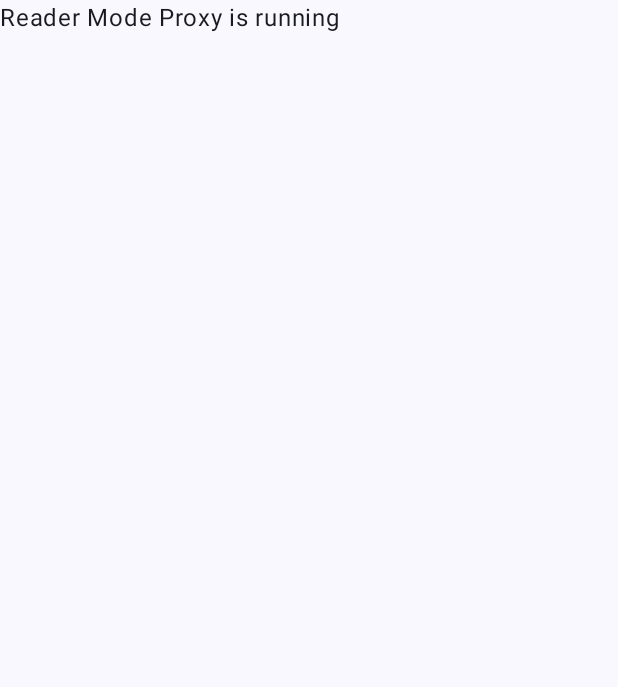
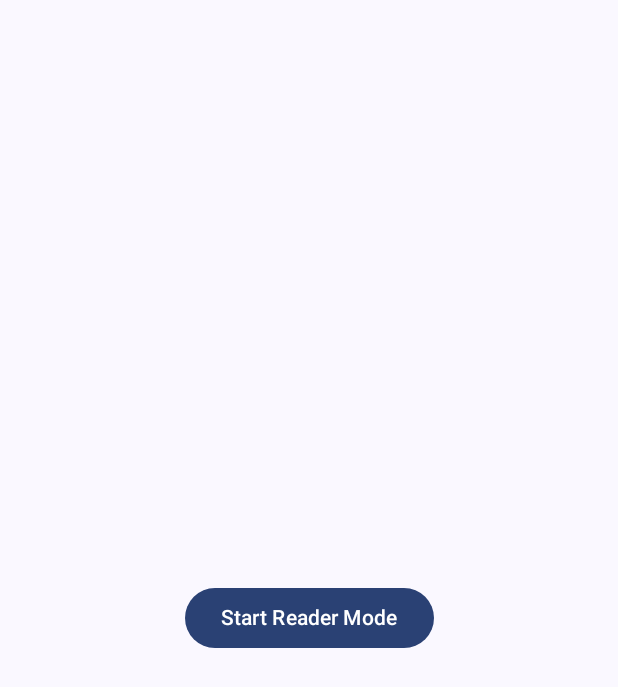
Before and after one commit to rohittp0/ReaderProxy, an Android app built with Jetpack Compose: the screen it shows after launch (MainActivity), on a phone screen of 412 x 824 dp. Shown: the top 687 px of the screen. Run offline under Robolectric (Android 15) with nearby library versions, the phone set to English and light mode, and no system bars; our stand-ins replace Timber.

Commit message:
Implement VPN service stop functionality and enhance UI with start/stop buttons

```diff
--- a/app/src/main/java/com/rohitp/readerproxy/MainActivity.kt
+++ b/app/src/main/java/com/rohitp/readerproxy/MainActivity.kt
@@ -5,15 +5,20 @@ import android.content.Intent
 import android.content.pm.PackageManager
 import android.net.VpnService
 import android.os.Bundle
+import android.widget.Toast
 import androidx.activity.ComponentActivity
 import androidx.activity.compose.setContent
 import androidx.activity.enableEdgeToEdge
 import androidx.activity.result.ActivityResultLauncher
 import androidx.activity.result.contract.ActivityResultContracts
+import androidx.compose.foundation.layout.Box
 import androidx.compose.foundation.layout.fillMaxSize
 import androidx.compose.foundation.layout.padding
+import androidx.compose.foundation.layout.wrapContentSize
+import androidx.compose.material3.Button
 import androidx.compose.material3.Scaffold
 import androidx.compose.material3.Text
+import androidx.compose.ui.Alignment
 import androidx.compose.ui.Modifier
 import androidx.core.content.ContextCompat
 import com.rohitp.readerproxy.ui.theme.ReaderProxyTheme
@@ -25,17 +30,47 @@ class MainActivity : ComponentActivity() {
     override fun onCreate(savedInstanceState: Bundle?) {
         super.onCreate(savedInstanceState)
 
-        // 1. Setup VPN permission launcher
+        vpnInit()
+        notificationInit()
+
+        // 5. UI
+        enableEdgeToEdge()
+        setContent {
+            ReaderProxyTheme {
+                Scaffold(modifier = Modifier.fillMaxSize()) { innerPadding ->
+                    Box(
+                        modifier = Modifier
+                            .padding(innerPadding)
+                            .fillMaxSize()
+                            .wrapContentSize(Alignment.Center)
+                    ) {
+                        Button(onClick = {
+                            checkAndStartVpn()
+                        }) {
+                            Text(text = "Start Reader Mode")
+                        }
+                    }
+                }
+            }
+        }
+    }
+
+    private fun vpnInit() {
         vpnPermissionLauncher = registerForActivityResult(
             ActivityResultContracts.StartActivityForResult()
         ) { result ->
             if (result.resultCode == RESULT_OK) {
                 startVpn()
             } else {
-                // Permission denied — handle as needed
+                Toast.makeText(
+                    this, "VPN permission denied. Reader Mode Proxy cannot run.",
+                    Toast.LENGTH_LONG
+                ).show()
             }
         }
+    }
 
+    private fun notificationInit() {
         // 2. Setup notification permission launcher (Android 13+)
         notificationPermissionLauncher = registerForActivityResult(
             ActivityResultContracts.RequestPermission()
@@ -50,30 +85,22 @@ class MainActivity : ComponentActivity() {
             ) != PackageManager.PERMISSION_GRANTED
         )
             notificationPermissionLauncher.launch(Manifest.permission.POST_NOTIFICATIONS)
+    }
 
-        // 4. Prepare and request VPN permission
+    private fun checkAndStartVpn() {
         val vpnIntent = VpnService.prepare(this)
         if (vpnIntent != null) {
             vpnPermissionLauncher.launch(vpnIntent)
         } else {
             startVpn()
         }
-
-        // 5. UI
-        enableEdgeToEdge()
-        setContent {
-            ReaderProxyTheme {
-                Scaffold(modifier = Modifier.fillMaxSize()) { innerPadding ->
-                    Text(
-                        text = "Reader Mode Proxy is running",
-                        modifier = Modifier.padding(innerPadding)
-                    )
-                }
-            }
-        }
     }
 
     private fun startVpn() {
         startService(Intent(this, MyVpnService::class.java))
+        Toast.makeText(
+            this, "Reader Mode Proxy started. Open Chrome to use it.",
+            Toast.LENGTH_LONG
+        ).show()
     }
 }
--- a/app/src/main/res/values/strings.xml
+++ b/app/src/main/res/values/strings.xml
@@ -2,4 +2,5 @@
     <string name="app_name">Reader Proxy</string>
     <string name="vpn_started">VPN Running</string>
     <string name="vpn_failed">VPN failed to start</string>
+    <string name="stop_vpn">Stop VPN</string>
 </resources>
```
Also changed, not shown: app/src/main/java/com/rohitp/readerproxy/MyVpnService.kt (+24 -0 lines).
